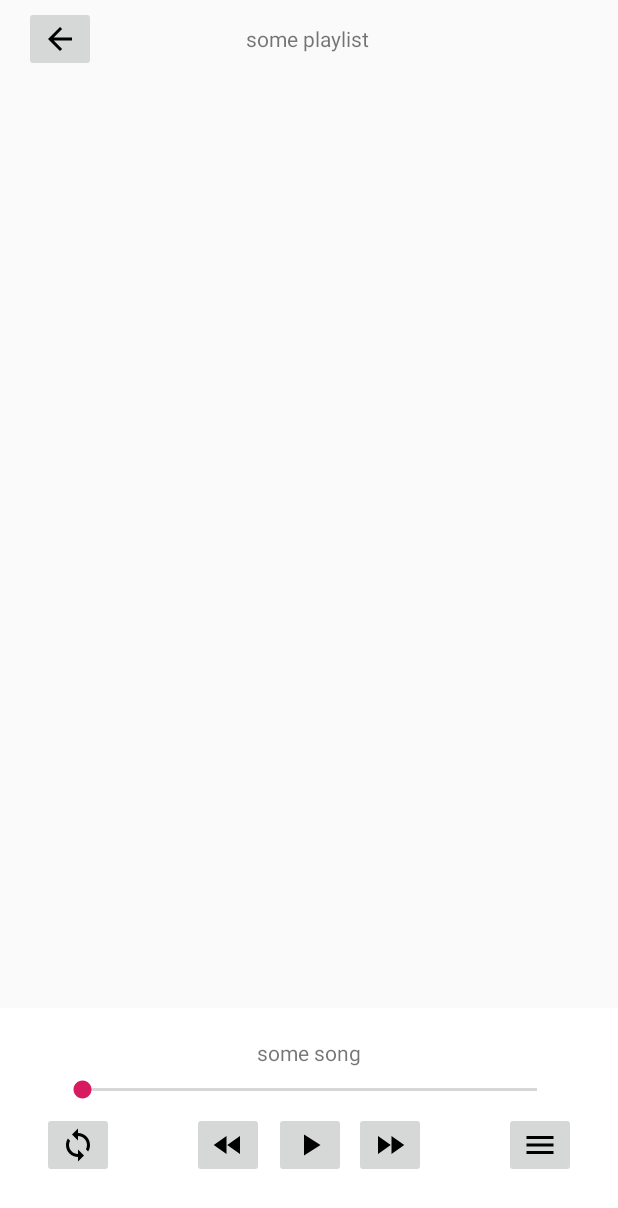
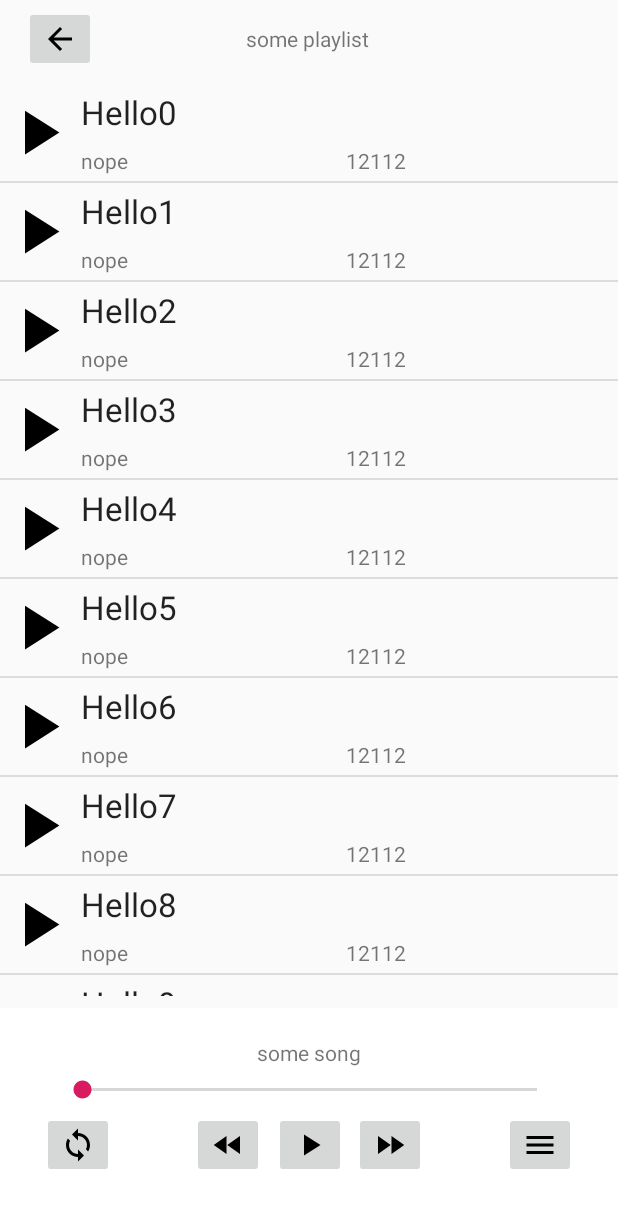
Before and after one commit to dj-pocket-cloud/AudioPlayer, an Android app: the screen it shows after launch (MainActivity), on a phone screen of 412 x 824 dp. Shown: the top 1208 px of the screen. Run offline under Robolectric (Android 15) with nearby library versions, the phone set to English and light mode, and no system bars.

Commit message:
listview for tracks

```diff
--- a/app/build.gradle
+++ b/app/build.gradle
@@ -4,7 +4,7 @@ android {
     compileSdkVersion 28
     defaultConfig {
         applicationId "rs.example.audioplayer"
-        minSdkVersion 15
+        minSdkVersion 21
         targetSdkVersion 28
         versionCode 1
         versionName "1.0"
--- a/app/src/main/java/rs/example/audioplayer/MainActivity.java
+++ b/app/src/main/java/rs/example/audioplayer/MainActivity.java
@@ -1,5 +1,6 @@
 package rs.example.audioplayer;
 
+import android.content.Context;
 import android.media.MediaPlayer;
 import android.net.Uri;
 import android.os.Bundle;
@@ -15,6 +16,7 @@ import android.view.MenuItem;
 import java.io.IOException;
 
 public class MainActivity extends AppCompatActivity {
+    Context context;
 
     @Override
     public void onCreate(Bundle savedInstanceState) {
@@ -32,6 +34,8 @@ public class MainActivity extends AppCompatActivity {
                 return;
             }
 
+            context = this;
+
             // Create an instance of the first fragment
             PlaylistBrowser pb = new PlaylistBrowser();
 
@@ -44,4 +48,8 @@ public class MainActivity extends AppCompatActivity {
                     .add(R.id.fragment_container, pb).commit();
         }
     }
+
+    public Context getContext(){
+        return context;
+    }
 }
--- a/app/src/main/java/rs/example/audioplayer/PlaylistBrowser.java
+++ b/app/src/main/java/rs/example/audioplayer/PlaylistBrowser.java
@@ -5,15 +5,38 @@ import android.support.v4.app.Fragment;
 import android.view.LayoutInflater;
 import android.view.View;
 import android.view.ViewGroup;
+import android.widget.ListView;
+
+import java.util.ArrayList;
+import java.util.List;
 
 public class PlaylistBrowser extends Fragment {
+    private List<Track> trackList = new ArrayList<>();
+    private ListView trackListView;
+    private TrackArrayAdapter trackArrayAdapter;
+
     @Override
     public View onCreateView(LayoutInflater inflater, ViewGroup container,
                              Bundle savedInstanceState) {
         //set the layout you want to display in First Fragment
-        View view = inflater.inflate(R.layout.playlist_fragment,
-                container, false);
+        View view = inflater.inflate(R.layout.playlist_fragment, container, false);
+
+        trackListView = (ListView) view.findViewById(R.id.tracksListView);
+        trackArrayAdapter = new TrackArrayAdapter(getContext(),trackList);
+        trackListView.setAdapter(trackArrayAdapter);
+
+        setTestTracks();
         return view;
 
     }
+
+    private void setTestTracks(){
+        for(int i = 0; i < 10; i++){
+            Track newTrack = new Track("Hello" + i,"nope", "12112");
+            trackList.add(newTrack);
+        }
+
+    }
+
+
 }
--- /dev/null
+++ b/app/src/main/java/rs/example/audioplayer/Track.java
@@ -0,0 +1,13 @@
+package rs.example.audioplayer;
+
+public class Track {
+    public String trackName;
+    public String artist;
+    public String trackLength;
+
+    public Track(String trackName,String artist, String trackLength){
+        this.artist = artist;
+        this.trackName = trackName;
+        this.trackLength = trackLength;
+    }
+}
--- /dev/null
+++ b/app/src/main/java/rs/example/audioplayer/TrackArrayAdapter.java
@@ -0,0 +1,55 @@
+package rs.example.audioplayer;
+
+import android.content.Context;
+import android.content.res.AssetManager;
+import android.graphics.drawable.Drawable;
+import android.view.LayoutInflater;
+import android.view.View;
+import android.view.ViewGroup;
+import android.widget.ArrayAdapter;
+import android.widget.ImageView;
+import android.widget.TextView;
+
+import java.util.List;
+
+public class TrackArrayAdapter extends ArrayAdapter<Track> {
+    private static class ViewHolder{
+        ImageView trackImgView;
+        TextView trackTextView;
+        TextView artistTextView;
+        TextView lengthTextView;
+    }
+    public TrackArrayAdapter(Context context, List<Track> playlist) {
+        super(context, -1, playlist);
+    }
+
+
+    @Override
+    public View getView(int position, View convertView, ViewGroup parent) {
+        Track track = getItem(position);
+
+        ViewHolder viewHolder;
+
+        if (convertView == null) { //create new viewholder
+            viewHolder = new ViewHolder();
+            LayoutInflater inflater = LayoutInflater.from(getContext());
+            convertView = inflater.inflate(R.layout.track_list_item, parent, false);
+            viewHolder.trackImgView = (ImageView) convertView.findViewById(R.id.trackImgView);
+            viewHolder.trackTextView = (TextView) convertView.findViewById(R.id.trackTextView);
+            viewHolder.artistTextView = (TextView) convertView.findViewById(R.id.artistTextView);
+            viewHolder.lengthTextView = (TextView) convertView.findViewById(R.id.lengthTextView);
+            convertView.setTag(viewHolder);
+        }
+        else { // reuse existing ViewHolder
+            viewHolder = (ViewHolder) convertView.getTag();
+        }
+
+        viewHolder.trackImgView.setImageResource(R.drawable.ic_play_arrow_black_24dp);
+
+        viewHolder.trackTextView.setText(track.trackName);
+        viewHolder.artistTextView.setText(track.artist);
+        viewHolder.lengthTextView.setText(track.trackLength);
+
+        return convertView; // return completed list item to display
+    }
+}
--- a/app/src/main/res/layout/playlist_fragment.xml
+++ b/app/src/main/res/layout/playlist_fragment.xml
@@ -31,7 +31,8 @@
         app:layout_constraintStart_toEndOf="@+id/backButton"
         app:layout_constraintTop_toTopOf="parent" />
 
-    <android.support.v7.widget.RecyclerView
+    <ListView
+        android:id="@+id/tracksListView"
         android:layout_width="match_parent"
         android:layout_height="0dp"
         android:layout_marginTop="8dp"
--- /dev/null
+++ b/app/src/main/res/layout/track_list_item.xml
@@ -0,0 +1,51 @@
+<?xml version="1.0" encoding="utf-8"?>
+<LinearLayout xmlns:android="http://schemas.android.com/apk/res/android"
+    android:orientation="horizontal"
+    android:layout_width="match_parent"
+    android:layout_height="match_parent">
+
+    <ImageView
+        android:id="@+id/trackImgView"
+        android:layout_width="@dimen/track_img_length"
+        android:layout_height="match_parent"
+        android:scaleType="fitCenter" />
+
+    <GridLayout
+        android:layout_width="0dp"
+        android:layout_height="wrap_content"
+        android:layout_weight="1"
+        android:columnCount="2"
+        android:orientation="vertical"
+        android:rowCount="2"
+        android:useDefaultMargins="true">
+
+        <TextView
+            android:id="@+id/trackTextView"
+            android:layout_width="match_parent"
+            android:layout_height="wrap_content"
+            android:layout_column="0"
+            android:layout_columnSpan="2"
+            android:text="New Text"
+            android:textAppearance="?android:attr/textAppearanceLarge" />
+
+        <TextView
+            android:id="@+id/artistTextView"
+            android:layout_width="wrap_content"
+            android:layout_height="wrap_content"
+            android:layout_row="1"
+            android:layout_column="0"
+            android:layout_columnWeight="1"
+            android:text="New Text" />
+
+        <TextView
+            android:id="@+id/lengthTextView"
+            android:layout_width="wrap_content"
+            android:layout_height="wrap_content"
+            android:layout_row="1"
+            android:layout_column="1"
+            android:layout_columnWeight="1"
+            android:text="New Text" />
+
+    </GridLayout>
+
+</LinearLayout>
--- a/app/src/main/res/values/dimens.xml
+++ b/app/src/main/res/values/dimens.xml
@@ -1,3 +1,4 @@
 <resources>
     <dimen name="fab_margin">16dp</dimen>
+    <dimen name="track_img_length">50dp</dimen>
 </resources>
```
Also changed, not shown: app/src/main/res/layout/activity_main.xml (indentation only).
